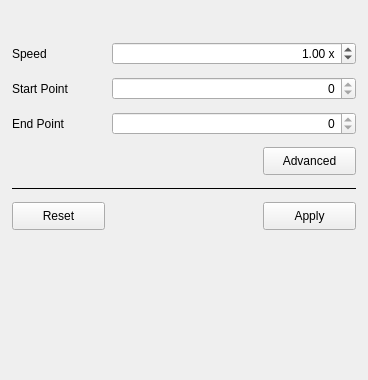
Above: src/MovieMator/src/widgets/avformatproducersimplewidget.ui from hansewu/MovieMator before the change. Below: the same form after it.
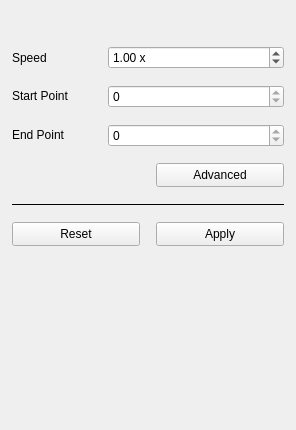
That is the form after the change. Custom widgets are drawn as their Qt base class.

```diff
--- a/src/MovieMator/src/widgets/avformatproducersimplewidget.ui
+++ b/src/MovieMator/src/widgets/avformatproducersimplewidget.ui
@@ -6,8 +6,8 @@
    <rect>
     <x>0</x>
     <y>0</y>
-    <width>368</width>
-    <height>380</height>
+    <width>296</width>
+    <height>430</height>
    </rect>
   </property>
   <property name="windowTitle">
@@ -15,7 +15,7 @@
   </property>
   <layout class="QVBoxLayout" name="verticalLayout_2">
    <property name="spacing">
-    <number>12</number>
+    <number>16</number>
    </property>
    <property name="leftMargin">
     <number>0</number>
@@ -26,6 +26,9 @@
    <property name="rightMargin">
     <number>0</number>
    </property>
+   <property name="bottomMargin">
+    <number>0</number>
+   </property>
    <item>
     <widget class="QLabel" name="filenameLabel">
      <property name="sizePolicy">
@@ -57,7 +60,7 @@
    <item>
     <layout class="QVBoxLayout" name="verticalLayout">
      <property name="spacing">
-      <number>12</number>
+      <number>16</number>
      </property>
      <property name="leftMargin">
       <number>12</number>
@@ -67,6 +70,9 @@
      </property>
      <item>
       <layout class="QHBoxLayout" name="horizontalLayout">
+       <property name="spacing">
+        <number>8</number>
+       </property>
        <item>
         <widget class="QLabel" name="speedLabel">
          <property name="sizePolicy">
@@ -81,6 +87,15 @@
            <height>0</height>
           </size>
          </property>
+         <property name="maximumSize">
+          <size>
+           <width>60</width>
+           <height>16777215</height>
+          </size>
+         </property>
+         <property name="toolTip">
+          <string>Speed</string>
+         </property>
          <property name="text">
           <string>Speed</string>
          </property>
@@ -91,11 +106,20 @@
        </item>
        <item>
         <widget class="QDoubleSpinBox" name="speedSpinBox">
+         <property name="minimumSize">
+          <size>
+           <width>0</width>
+           <height>20</height>
+          </size>
+         </property>
          <property name="focusPolicy">
           <enum>Qt::StrongFocus</enum>
          </property>
+         <property name="frame">
+          <bool>true</bool>
+         </property>
          <property name="alignment">
-          <set>Qt::AlignRight|Qt::AlignTrailing|Qt::AlignVCenter</set>
+          <set>Qt::AlignLeading|Qt::AlignLeft|Qt::AlignVCenter</set>
          </property>
          <property name="accelerated">
           <bool>true</bool>
@@ -124,10 +148,13 @@
      </item>
      <item>
       <layout class="QHBoxLayout" name="horizontalLayout_6">
+       <property name="spacing">
+        <number>8</number>
+       </property>
        <item>
         <widget class="QLabel" name="startPointLabel">
          <property name="sizePolicy">
-          <sizepolicy hsizetype="Fixed" vsizetype="Preferred">
+          <sizepolicy hsizetype="Fixed" vsizetype="Fixed">
            <horstretch>0</horstretch>
            <verstretch>0</verstretch>
           </sizepolicy>
@@ -138,6 +165,15 @@
            <height>0</height>
           </size>
          </property>
+         <property name="maximumSize">
+          <size>
+           <width>16777215</width>
+           <height>16777215</height>
+          </size>
+         </property>
+         <property name="toolTip">
+          <string>Start Point</string>
+         </property>
          <property name="text">
           <string>Start Point</string>
          </property>
@@ -148,11 +184,17 @@
        </item>
        <item>
         <widget class="TimeSpinBox" name="startPointSpinBox">
+         <property name="minimumSize">
+          <size>
+           <width>0</width>
+           <height>20</height>
+          </size>
+         </property>
          <property name="focusPolicy">
           <enum>Qt::StrongFocus</enum>
          </property>
          <property name="alignment">
-          <set>Qt::AlignRight|Qt::AlignTrailing|Qt::AlignVCenter</set>
+          <set>Qt::AlignLeading|Qt::AlignLeft|Qt::AlignVCenter</set>
          </property>
          <property name="readOnly">
           <bool>true</bool>
@@ -172,10 +214,13 @@
      </item>
      <item>
       <layout class="QHBoxLayout" name="horizontalLayout_2">
+       <property name="spacing">
+        <number>8</number>
+       </property>
        <item>
         <widget class="QLabel" name="endPointLabel">
          <property name="sizePolicy">
-          <sizepolicy hsizetype="Fixed" vsizetype="Preferred">
+          <sizepolicy hsizetype="Fixed" vsizetype="Fixed">
            <horstretch>0</horstretch>
            <verstretch>0</verstretch>
           </sizepolicy>
@@ -186,6 +231,15 @@
            <height>0</height>
           </size>
          </property>
+         <property name="maximumSize">
+          <size>
+           <width>16777215</width>
+           <height>16777215</height>
+          </size>
+         </property>
+         <property name="toolTip">
+          <string>End Point</string>
+         </property>
          <property name="text">
           <string>End Point</string>
          </property>
@@ -196,6 +250,12 @@
        </item>
        <item>
         <widget class="TimeSpinBox" name="endPointSpinBox">
+         <property name="minimumSize">
+          <size>
+           <width>0</width>
+           <height>20</height>
+          </size>
+         </property>
          <property name="focusPolicy">
           <enum>Qt::StrongFocus</enum>
          </property>
@@ -203,7 +263,7 @@
           <bool>true</bool>
          </property>
          <property name="alignment">
-          <set>Qt::AlignRight|Qt::AlignTrailing|Qt::AlignVCenter</set>
+          <set>Qt::AlignLeading|Qt::AlignLeft|Qt::AlignVCenter</set>
          </property>
          <property name="readOnly">
           <bool>true</bool>
@@ -246,8 +306,14 @@
          </property>
          <property name="minimumSize">
           <size>
-           <width>93</width>
-           <height>28</height>
+           <width>128</width>
+           <height>24</height>
+          </size>
+         </property>
+         <property name="maximumSize">
+          <size>
+           <width>128</width>
+           <height>24</height>
           </size>
          </property>
          <property name="text">
@@ -291,8 +357,14 @@
          </property>
          <property name="minimumSize">
           <size>
-           <width>93</width>
-           <height>28</height>
+           <width>128</width>
+           <height>24</height>
+          </size>
+         </property>
+         <property name="maximumSize">
+          <size>
+           <width>128</width>
+           <height>24</height>
           </size>
          </property>
          <property name="text">
@@ -323,8 +395,14 @@
          </property>
          <property name="minimumSize">
           <size>
-           <width>93</width>
-           <height>28</height>
+           <width>128</width>
+           <height>24</height>
+          </size>
+         </property>
+         <property name="maximumSize">
+          <size>
+           <width>128</width>
+           <height>24</height>
           </size>
          </property>
          <property name="text">
```
